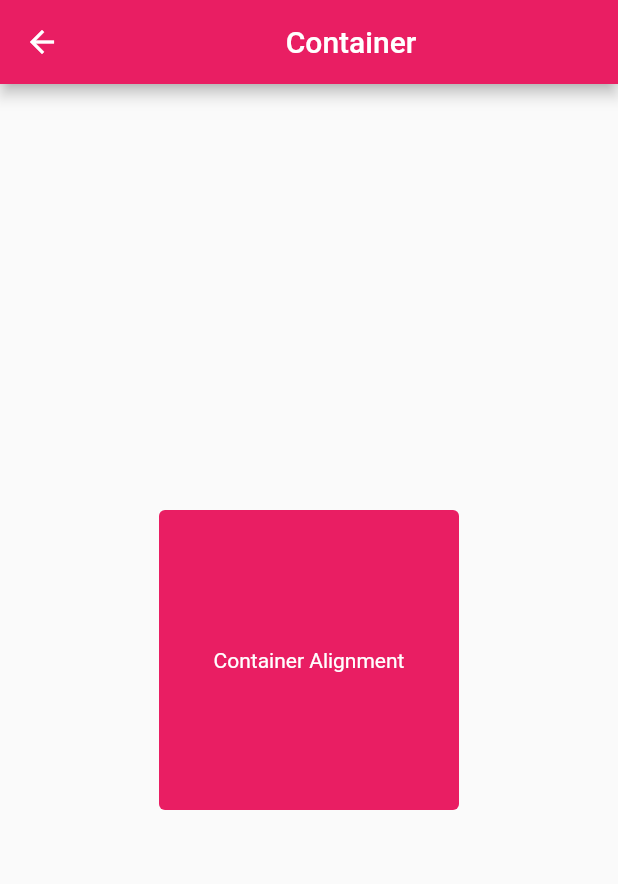
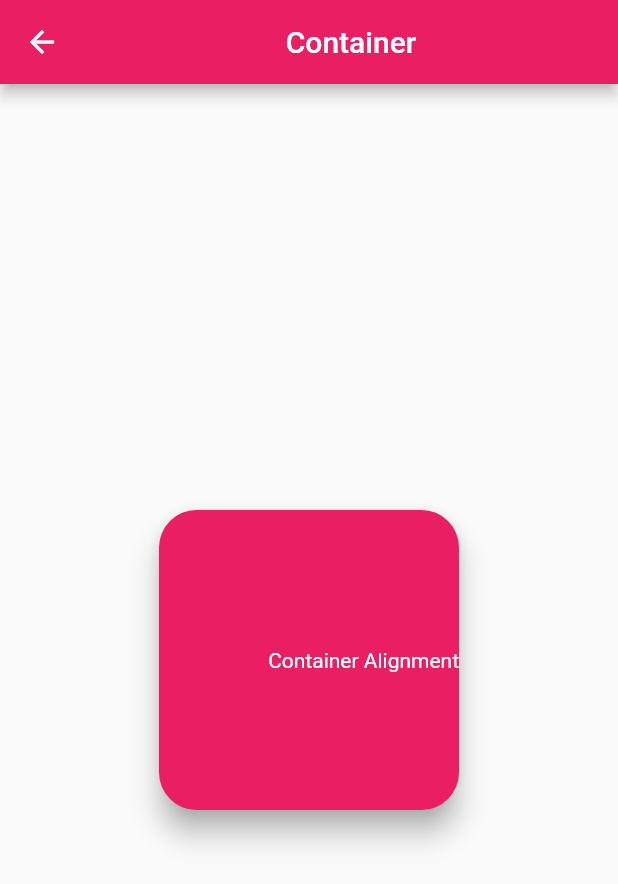
Before and after one commit to cozysybil/example_app_1, a Flutter app: the ContainerPage screen opened directly, on a phone screen of 412 x 824 dp. Shown: the top 884 px of the screen. Run offline on Flutter 3.47's test engine with Material 2 defaults, Android fonts, the phone set to English and light mode, and no system bars.

Commit message:
cosmetics: align text and add shadow

```diff
--- a/lib/container/containerPage.dart
+++ b/lib/container/containerPage.dart
@@ -38,18 +38,27 @@ class FilledCardExample extends StatelessWidget {
   Widget build(BuildContext context) {
     return Center(
       child: Card(
-        elevation: 0,
+        elevation: 8.0,
         color: Theme.of(context).colorScheme.primaryContainer,
+        shadowColor: Colors.grey,
+        shape: const RoundedRectangleBorder(
+            borderRadius: BorderRadius.all(Radius.circular(25.0))),
         child: const SizedBox(
           width: 200,
           height: 200,
-          child: Center(
-              child: Text(
-            'Container Alignment',
-            style: TextStyle(color: Colors.white),
-          )),
+          child: Align(
+              alignment: Alignment.centerRight,
+            child: Text(
+              textAlign: TextAlign.justify,
+              overflow: TextOverflow.visible,
+              'Container Alignment',
+              style: TextStyle(color: Colors.white),
+            ),
+          ),
         ),
       ),
     );
   }
 }
+
+// Spacer()
```
